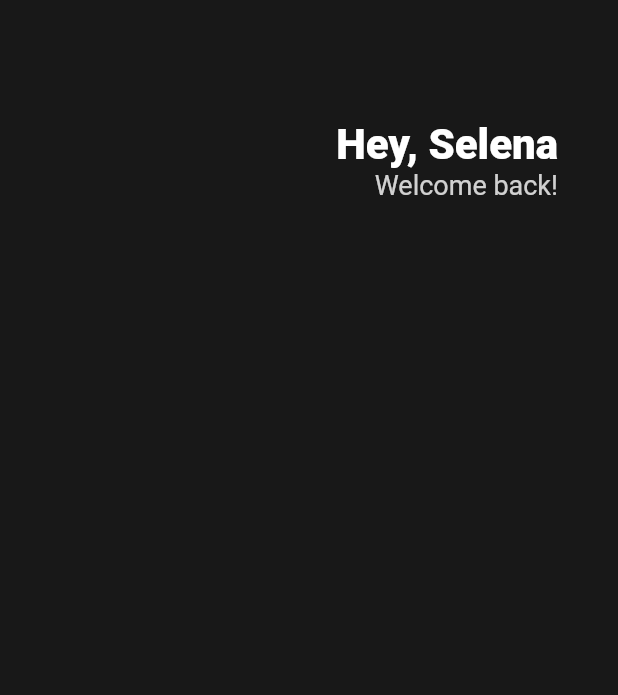
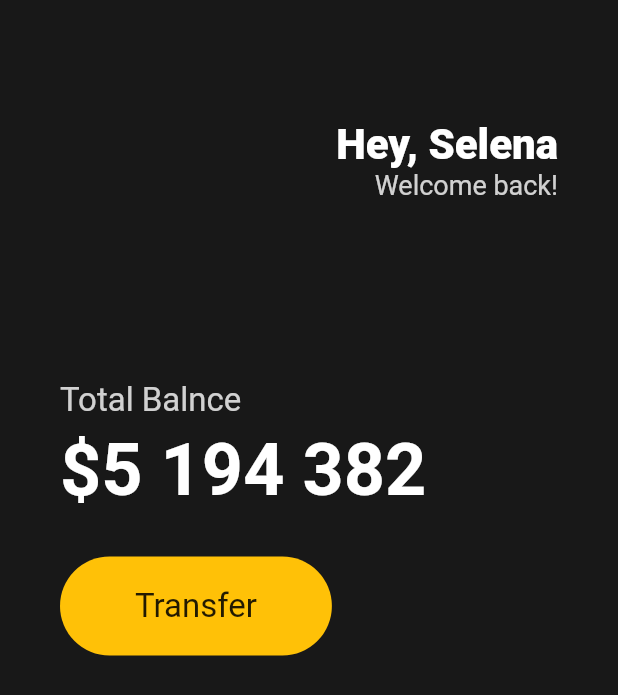
Before and after one commit to greeenCode/toonflix, a Flutter app: the screen it shows after launch, on a phone screen of 412 x 824 dp. Shown: the top 695 px of the screen. Run offline on Flutter 3.47's test engine with Material 2 defaults, Android fonts, the phone set to English and light mode, and no system bars.

Commit message:
2.2 Buttons Section

```diff
--- a/lib/main.dart
+++ b/lib/main.dart
@@ -15,6 +15,7 @@ class App extends StatelessWidget {
             horizontal: 40,
           ),
           child: Column(
+            crossAxisAlignment: CrossAxisAlignment.start,
             children: [
               SizedBox(
                 height: 80,
@@ -44,6 +45,52 @@ class App extends StatelessWidget {
                   ),
                 ],
               ),
+              SizedBox(
+                height: 120,
+              ),
+              Text(
+                'Total Balnce',
+                style: TextStyle(
+                  fontSize: 22,
+                  color: Colors.white.withOpacity(0.8),
+                ),
+              ),
+              SizedBox(
+                height: 5,
+              ),
+              Text(
+                '\$5 194 382',
+                style: TextStyle(
+                  fontSize: 48,
+                  fontWeight: FontWeight.w600,
+                  color: Colors.white,
+                ),
+              ),
+              SizedBox(
+                height: 30,
+              ),
+              Row(
+                children: [
+                  Container(
+                    decoration: BoxDecoration(
+                      color: Colors.amber,
+                      borderRadius: BorderRadius.circular(45),
+                    ),
+                    child: Padding(
+                      padding: EdgeInsets.symmetric(
+                        horizontal: 50,
+                        vertical: 20,
+                      ),
+                      child: Text(
+                        'Transfer',
+                        style: TextStyle(
+                          fontSize: 22,
+                        ),
+                      ),
+                    ),
+                  ),
+                ],
+              ),
             ],
           ),
         ),
```
